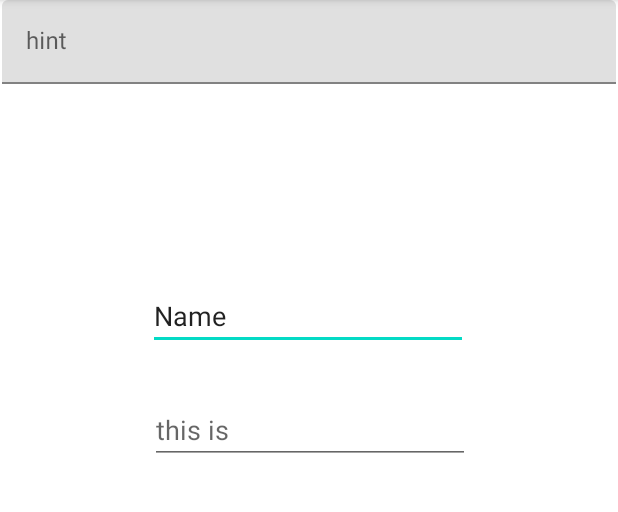
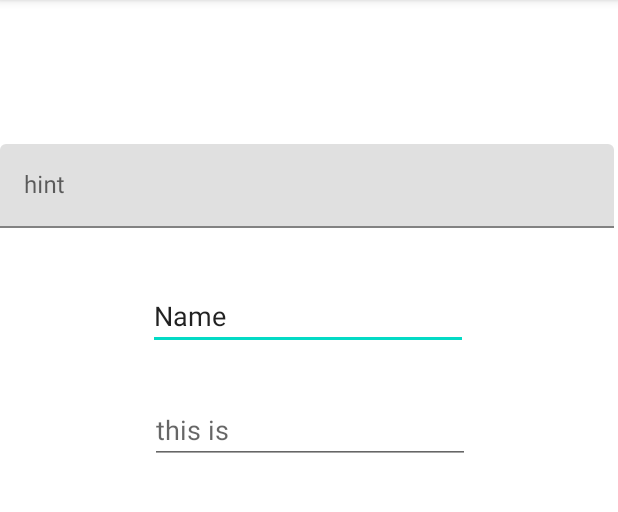
Before and after one commit to lgwguang/renld, an Android app: the screen it shows after launch (ClearActivity), on a phone screen of 412 x 824 dp, the part 84-596 px from its top. Run offline under Robolectric (Android 15) with nearby library versions, the phone set to English and light mode, and no system bars.

Commit message:
修改位置

```diff
--- a/app/src/main/res/layout/activity_clear.xml
+++ b/app/src/main/res/layout/activity_clear.xml
@@ -37,15 +37,17 @@
         android:id="@+id/textInputLayout"
         android:layout_width="409dp"
         android:layout_height="wrap_content"
+        android:layout_marginTop="96dp"
         app:endIconMode="clear_text"
         app:layout_constraintEnd_toEndOf="parent"
+        app:layout_constraintHorizontal_bias="0.0"
         app:layout_constraintStart_toStartOf="parent"
         app:layout_constraintTop_toTopOf="parent">
 
         <com.google.android.material.textfield.TextInputEditText
             android:layout_width="match_parent"
             android:layout_height="wrap_content"
-            android:hint="hint"/>
+            android:hint="hint" />
     </com.google.android.material.textfield.TextInputLayout>
 
 
```
